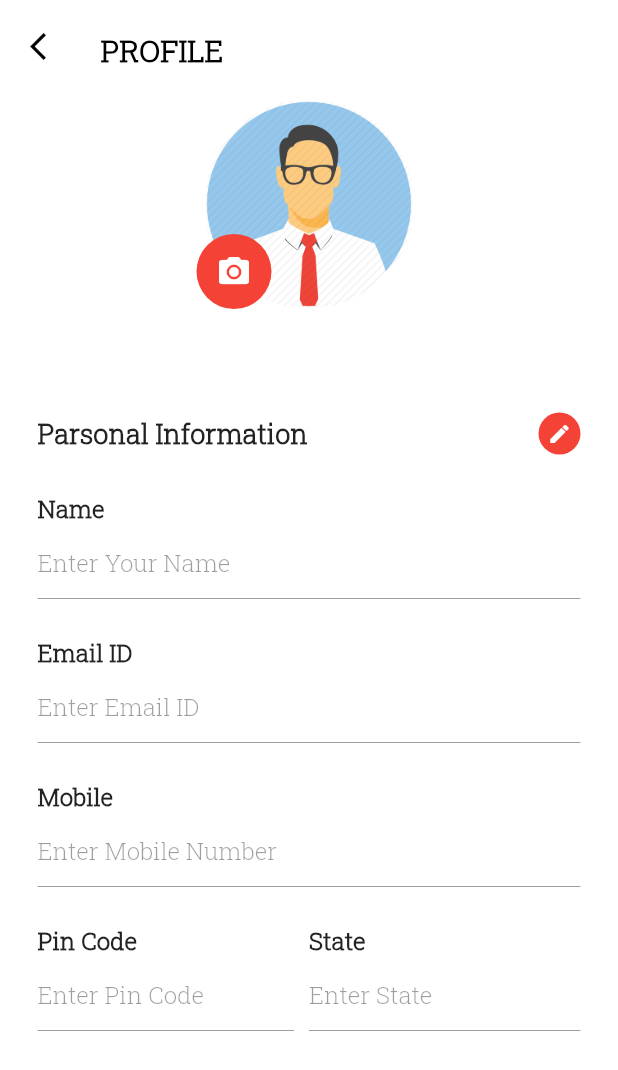
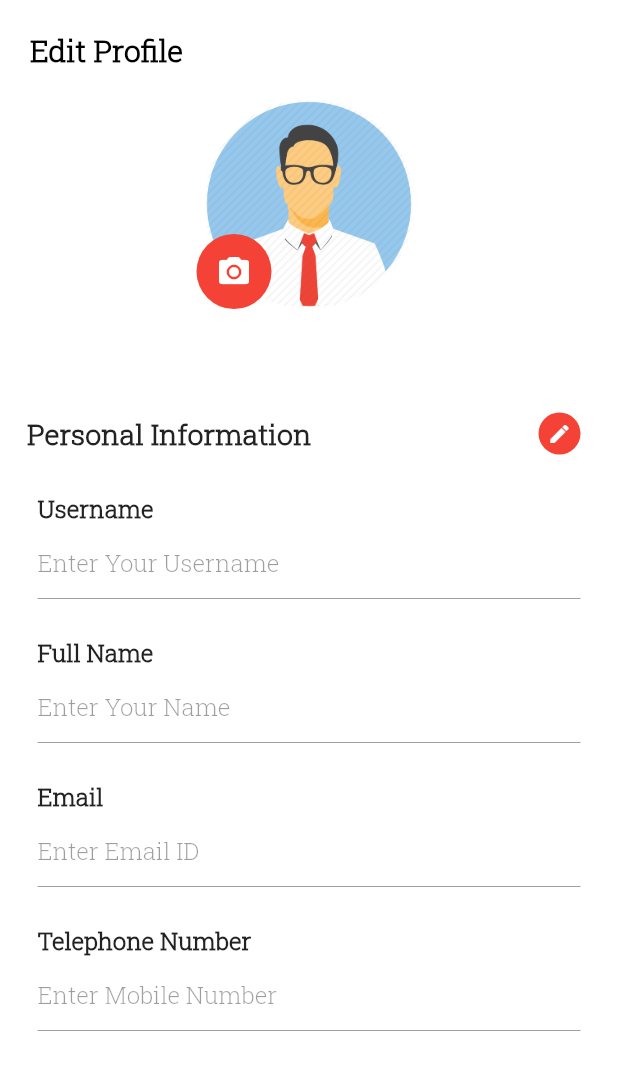
Before and after one commit to Dileepa97/TCS-mobileapp, a Flutter app: the EditProfile screen opened directly, on a phone screen of 412 x 824 dp. Shown: the top 1070 px of the screen. Run offline on Flutter 3.47's test engine with Material 2 defaults, Android fonts, the phone set to English and light mode, and no system bars; our stand-ins replace animated_text_kit, flutter_secure_storage, modal_progress_hud; missing offline and left inert: dart:js, enum_to_string; accounts and stored records are empty; generated files the repository leaves out were written again; Roboto replaces fonts that are missing (sans-serif-light).

Commit message:
minor changeds

```diff
--- a/lib/view/user/EditProfile.dart
+++ b/lib/view/user/EditProfile.dart
@@ -37,14 +37,9 @@ class MapScreenState extends State<EditProfile>
                         child: new Row(
                           crossAxisAlignment: CrossAxisAlignment.start,
                           children: <Widget>[
-                            new Icon(
-                              Icons.arrow_back_ios,
-                              color: Colors.black,
-                              size: 22.0,
-                            ),
                             Padding(
-                              padding: EdgeInsets.only(left: 25.0),
-                              child: new Text('PROFILE',
+                              padding: EdgeInsets.only(left: 0.0),
+                              child: new Text('Edit Profile',
                                   style: TextStyle(
                                       fontWeight: FontWeight.bold,
                                       fontSize: 20.0,
@@ -102,7 +97,7 @@ class MapScreenState extends State<EditProfile>
                     children: <Widget>[
                       Padding(
                           padding: EdgeInsets.only(
-                              left: 25.0, right: 25.0, top: 25.0),
+                              left: 18.0, right: 25.0, top: 25.0),
                           child: new Row(
                             mainAxisAlignment: MainAxisAlignment.spaceBetween,
                             mainAxisSize: MainAxisSize.max,
@@ -112,9 +107,9 @@ class MapScreenState extends State<EditProfile>
                                 mainAxisSize: MainAxisSize.min,
                                 children: <Widget>[
                                   new Text(
-                                    'Parsonal Information',
+                                    'Personal Information',
                                     style: TextStyle(
-                                        fontSize: 18.0,
+                                        fontSize: 19.0,
                                         fontWeight: FontWeight.bold),
                                   ),
                                 ],
@@ -139,7 +134,44 @@ class MapScreenState extends State<EditProfile>
                                 mainAxisSize: MainAxisSize.min,
                                 children: <Widget>[
                                   new Text(
-                                    'Name',
+                                    'Username',
+                                    style: TextStyle(
+                                        fontSize: 16.0,
+                                        fontWeight: FontWeight.bold),
+                                  ),
+                                ],
+                              ),
+                            ],
+                          )),
+                      Padding(
+                          padding: EdgeInsets.only(
+                              left: 25.0, right: 25.0, top: 2.0),
+                          child: new Row(
+                            mainAxisSize: MainAxisSize.max,
+                            children: <Widget>[
+                              new Flexible(
+                                child: new TextField(
+                                  decoration: const InputDecoration(
+                                    hintText: "Enter Your Username",
+                                  ),
+                                  enabled: !_status,
+                                  autofocus: !_status,
+                                ),
+                              ),
+                            ],
+                          )),
+                      Padding(
+                          padding: EdgeInsets.only(
+                              left: 25.0, right: 25.0, top: 25.0),
+                          child: new Row(
+                            mainAxisSize: MainAxisSize.max,
+                            children: <Widget>[
+                              new Column(
+                                mainAxisAlignment: MainAxisAlignment.start,
+                                mainAxisSize: MainAxisSize.min,
+                                children: <Widget>[
+                                  new Text(
+                                    'Full Name',
                                     style: TextStyle(
                                         fontSize: 16.0,
                                         fontWeight: FontWeight.bold),
@@ -176,7 +208,7 @@ class MapScreenState extends State<EditProfile>
                                 mainAxisSize: MainAxisSize.min,
                                 children: <Widget>[
                                   new Text(
-                                    'Email ID',
+                                    'Email',
                                     style: TextStyle(
                                         fontSize: 16.0,
                                         fontWeight: FontWeight.bold),
@@ -211,7 +243,7 @@ class MapScreenState extends State<EditProfile>
                                 mainAxisSize: MainAxisSize.min,
                                 children: <Widget>[
                                   new Text(
-                                    'Mobile',
+                                    'Telephone Number',
                                     style: TextStyle(
                                         fontSize: 16.0,
                                         fontWeight: FontWeight.bold),
@@ -232,65 +264,6 @@ class MapScreenState extends State<EditProfile>
                                       hintText: "Enter Mobile Number"),
                                   enabled: !_status,
                                 ),
-                              ),
-                            ],
-                          )),
-                      Padding(
-                          padding: EdgeInsets.only(
-                              left: 25.0, right: 25.0, top: 25.0),
-                          child: new Row(
-                            mainAxisSize: MainAxisSize.max,
-                            mainAxisAlignment: MainAxisAlignment.start,
-                            children: <Widget>[
-                              Expanded(
-                                child: Container(
-                                  child: new Text(
-                                    'Pin Code',
-                                    style: TextStyle(
-                                        fontSize: 16.0,
-                                        fontWeight: FontWeight.bold),
-                                  ),
-                                ),
-                                flex: 2,
-                              ),
-                              Expanded(
-                                child: Container(
-                                  child: new Text(
-                                    'State',
-                                    style: TextStyle(
-                                        fontSize: 16.0,
-                                        fontWeight: FontWeight.bold),
-                                  ),
-                                ),
-                                flex: 2,
-                              ),
-                            ],
-                          )),
-                      Padding(
-                          padding: EdgeInsets.only(
-                              left: 25.0, right: 25.0, top: 2.0),
-                          child: new Row(
-                            mainAxisSize: MainAxisSize.max,
-                            mainAxisAlignment: MainAxisAlignment.start,
-                            children: <Widget>[
-                              Flexible(
-                                child: Padding(
-                                  padding: EdgeInsets.only(right: 10.0),
-                                  child: new TextField(
-                                    decoration: const InputDecoration(
-                                        hintText: "Enter Pin Code"),
-                                    enabled: !_status,
-                                  ),
-                                ),
-                                flex: 2,
-                              ),
-                              Flexible(
-                                child: new TextField(
-                                  decoration: const InputDecoration(
-                                      hintText: "Enter State"),
-                                  enabled: !_status,
-                                ),
-                                flex: 2,
                               ),
                             ],
                           )),
```
